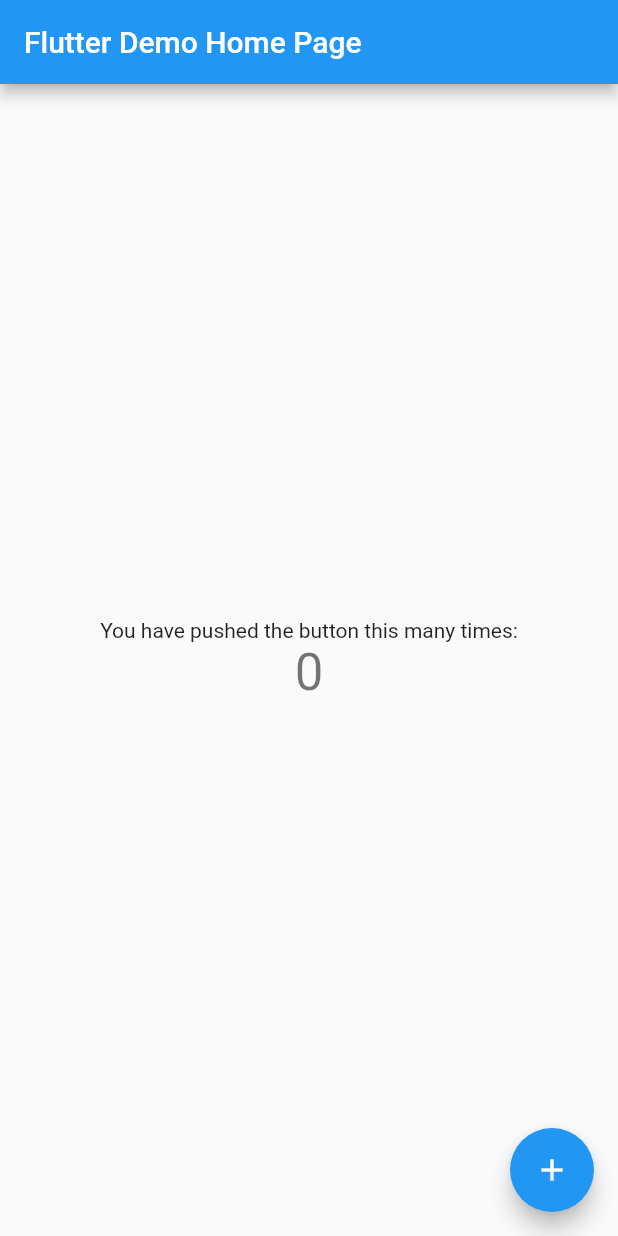
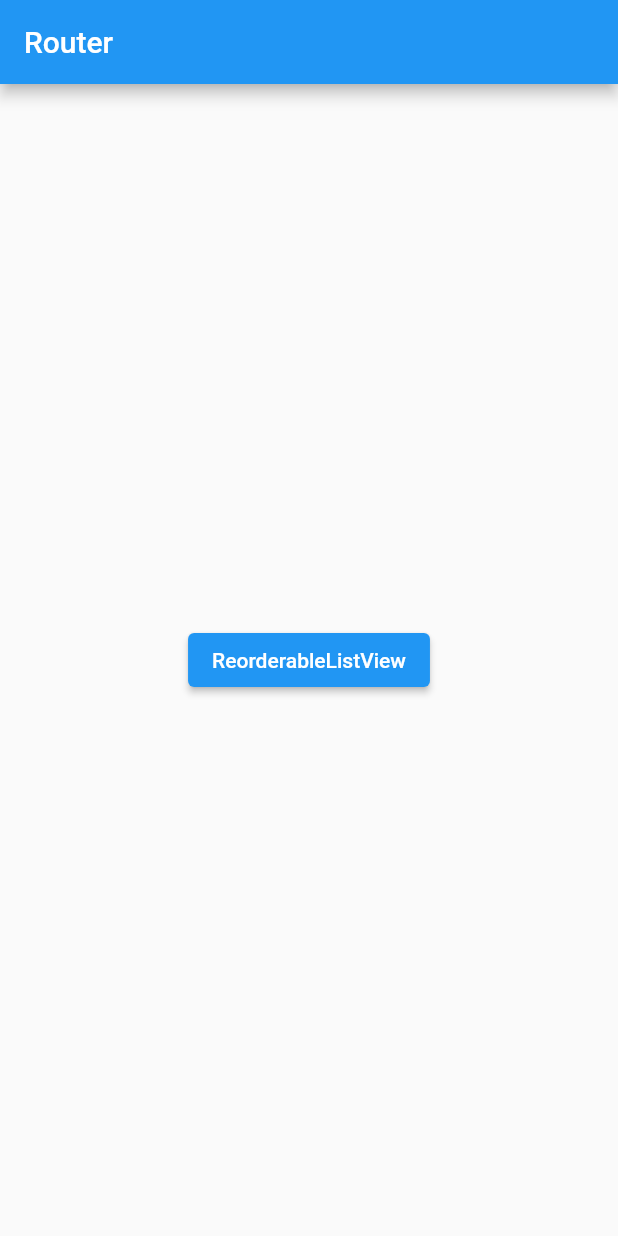
Before and after one commit to glowisn/draggablelist_toy, a Flutter app: the screen it shows after launch, on a phone screen of 412 x 824 dp. Run offline on Flutter 3.47's test engine with Material 2 defaults, Android fonts, the phone set to English and light mode, and no system bars; our stand-ins replace get.

Commit message:
[RLV] 0.1 Basic RLV example
Basic flutter example from api flutter dev site.

```diff
--- /dev/null
+++ b/lib/home.dart
@@ -0,0 +1,36 @@
+import 'package:draggablelist_toy/pages/reorderableListView.dart';
+import 'package:flutter/material.dart';
+import 'package:get/get.dart';
+
+class HomePage extends StatefulWidget {
+  const HomePage({Key? key}) : super(key: key);
+
+  @override
+  State<HomePage> createState() => _HomePageState();
+}
+
+class _HomePageState extends State<HomePage> {
+
+  @override
+  Widget build(BuildContext context) {
+    return Scaffold(
+      appBar: AppBar(
+        title: const Text('Router'),
+      ),
+      body: Center(
+        child: Column(
+          mainAxisAlignment: MainAxisAlignment.center,
+          children: <Widget>[
+            ElevatedButton(
+              onPressed: () {
+                Get.to(ReorderableListViewPage());
+              },
+              child: const Text("ReorderableListView"),
+            )
+          ],
+        ),
+      ),
+    );
+  }
+
+}
--- a/lib/main.dart
+++ b/lib/main.dart
@@ -1,4 +1,7 @@
 import 'package:flutter/material.dart';
+import 'package:get/get.dart';
+
+import 'home.dart';
 
 void main() {
   runApp(const MyApp());
@@ -7,109 +10,14 @@
 class MyApp extends StatelessWidget {
   const MyApp({Key? key}) : super(key: key);
 
-  // This widget is the root of your application.
   @override
   Widget build(BuildContext context) {
-    return MaterialApp(
-      title: 'Flutter Demo',
+    return GetMaterialApp(
+      title: 'Draggable object practice',
       theme: ThemeData(
-        // This is the theme of your application.
-        //
-        // Try running your application with "flutter run". You'll see the
-        // application has a blue toolbar. Then, without quitting the app, try
-        // changing the primarySwatch below to Colors.green and then invoke
-        // "hot reload" (press "r" in the console where you ran "flutter run",
-        // or simply save your changes to "hot reload" in a Flutter IDE).
-        // Notice that the counter didn't reset back to zero; the application
-        // is not restarted.
         primarySwatch: Colors.blue,
       ),
-      home: const MyHomePage(title: 'Flutter Demo Home Page'),
+      home: const HomePage(),
     );
   }
 }
-
-class MyHomePage extends StatefulWidget {
-  const MyHomePage({Key? key, required this.title}) : super(key: key);
-
-  // This widget is the home page of your application. It is stateful, meaning
-  // that it has a State object (defined below) that contains fields that affect
-  // how it looks.
-
-  // This class is the configuration for the state. It holds the values (in this
-  // case the title) provided by the parent (in this case the App widget) and
-  // used by the build method of the State. Fields in a Widget subclass are
-  // always marked "final".
-
-  final String title;
-
-  @override
-  State<MyHomePage> createState() => _MyHomePageState();
-}
-
-class _MyHomePageState extends State<MyHomePage> {
-  int _counter = 0;
-
-  void _incrementCounter() {
-    setState(() {
-      // This call to setState tells the Flutter framework that something has
-      // changed in this State, which causes it to rerun the build method below
-      // so that the display can reflect the updated values. If we changed
-      // _counter without calling setState(), then the build method would not be
-      // called again, and so nothing would appear to happen.
-      _counter++;
-    });
-  }
-
-  @override
-  Widget build(BuildContext context) {
-    // This method is rerun every time setState is called, for instance as done
-    // by the _incrementCounter method above.
-    //
-    // The Flutter framework has been optimized to make rerunning build methods
-    // fast, so that you can just rebuild anything that needs updating rather
-    // than having to individually change instances of widgets.
-    return Scaffold(
-      appBar: AppBar(
-        // Here we take the value from the MyHomePage object that was created by
-        // the App.build method, and use it to set our appbar title.
-        title: Text(widget.title),
-      ),
-      body: Center(
-        // Center is a layout widget. It takes a single child and positions it
-        // in the middle of the parent.
-        child: Column(
-          // Column is also a layout widget. It takes a list of children and
-          // arranges them vertically. By default, it sizes itself to fit its
-          // children horizontally, and tries to be as tall as its parent.
-          //
-          // Invoke "debug painting" (press "p" in the console, choose the
-          // "Toggle Debug Paint" action from the Flutter Inspector in Android
-          // Studio, or the "Toggle Debug Paint" command in Visual Studio Code)
-          // to see the wireframe for each widget.
-          //
-          // Column has various properties to control how it sizes itself and
-          // how it positions its children. Here we use mainAxisAlignment to
-          // center the children vertically; the main axis here is the vertical
-          // axis because Columns are vertical (the cross axis would be
-          // horizontal).
-          mainAxisAlignment: MainAxisAlignment.center,
-          children: <Widget>[
-            const Text(
-              'You have pushed the button this many times:',
-            ),
-            Text(
-              '$_counter',
-              style: Theme.of(context).textTheme.headline4,
-            ),
-          ],
-        ),
-      ),
-      floatingActionButton: FloatingActionButton(
-        onPressed: _incrementCounter,
-        tooltip: 'Increment',
-        child: const Icon(Icons.add),
-      ), // This trailing comma makes auto-formatting nicer for build methods.
-    );
-  }
-}
--- a/pubspec.yaml
+++ b/pubspec.yaml
@@ -29,6 +29,7 @@
 dependencies:
   flutter:
     sdk: flutter
+  get:
 
 
   # The following adds the Cupertino Icons font to your application.
```
Also changed, not shown: lib/pages/reorderableListView.dart (added, +46 -0 lines), pubspec.lock.
